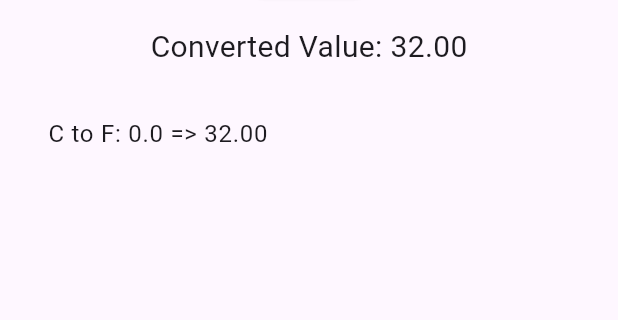
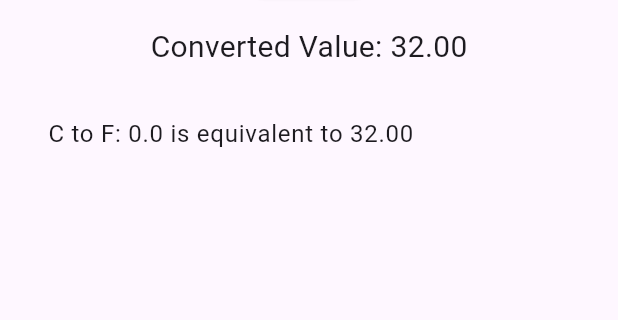
Before and after one commit to Ntwalii/flutter-temp-converter, a Flutter app: the screen it shows after launch, after a tap on "Convert", on a phone screen of 412 x 824 dp, the part 407-727 px from its top. Run offline on Flutter 3.47's test engine with Material 3 defaults, Android fonts, the phone set to English and light mode, and no system bars.

Commit message:
Update main.dart

```diff
--- a/lib/main.dart
+++ b/lib/main.dart
@@ -36,7 +36,7 @@ class _TemperatureConverterState extends State<TemperatureConverter> {
       _convertedValue = result.toStringAsFixed(2);
       _conversionHistory.insert(
         0,
-        '${_selectedConversion == 'F to C' ? 'F to C' : 'C to F'}: $inputValue => $_convertedValue',
+        '${_selectedConversion == 'F to C' ? 'F to C' : 'C to F'}: $inputValue is equivalent to $_convertedValue',
       );
     });
   }
```
